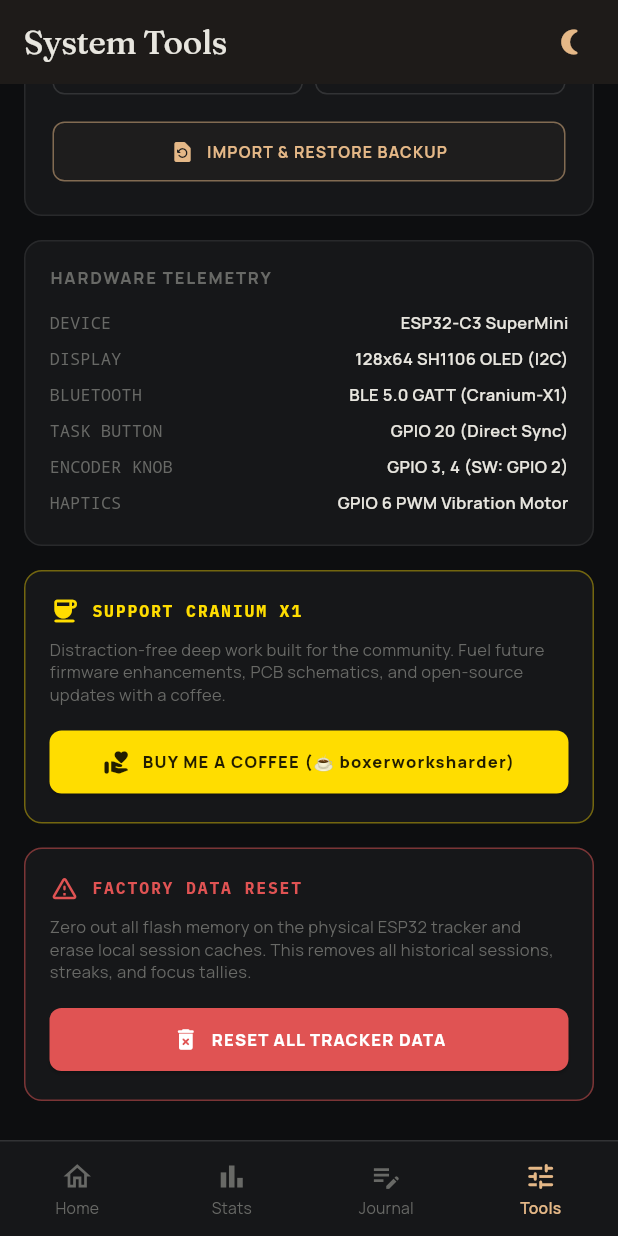
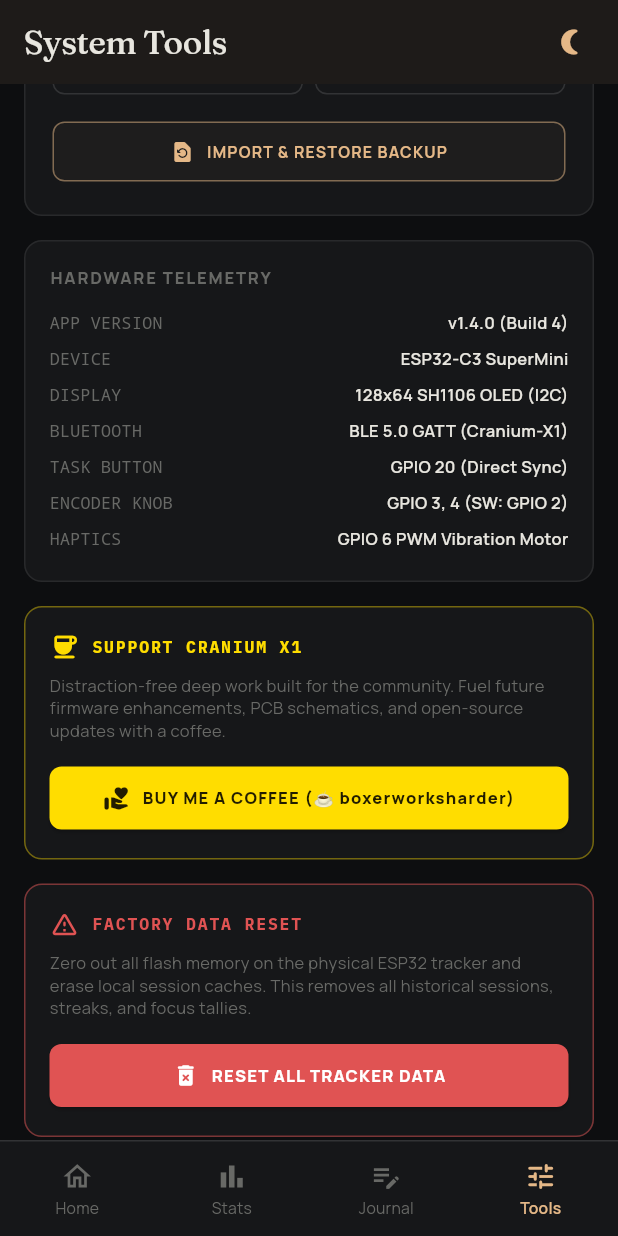
Before and after one commit to Boxerworksharder/cranium-x1, a Flutter app: the screen it shows after launch, item 4 of the bottom bar chosen, scrolled down 1152 dp, on a phone screen of 412 x 824 dp. Run offline on Flutter 3.47's test engine with Material 3 defaults, Android fonts, the phone set to English and light mode, and no system bars; our stand-ins replace flutter_blue_plus, google_fonts, share_plus, shared_preferences; network calls fail; project files that could hold a hidden picture were left out.

Commit message:
chore(release): bump mobile version to v1.4.0 (Build 4) and update release links

```diff
--- a/mobile/lib/ui/screens/settings_screen.dart
+++ b/mobile/lib/ui/screens/settings_screen.dart
@@ -746,6 +746,7 @@ class _SettingsScreenState extends State<SettingsScreen> {
                       ),
                     ),
                     const SizedBox(height: 10),
+                    _buildTelemetryRow('APP VERSION', 'v1.4.0 (Build 4)'),
                     _buildTelemetryRow('DEVICE', 'ESP32-C3 SuperMini'),
                     _buildTelemetryRow('DISPLAY', '128x64 SH1106 OLED (I2C)'),
                     _buildTelemetryRow('BLUETOOTH', 'BLE 5.0 GATT (Cranium-X1)'),
--- a/mobile/pubspec.yaml
+++ b/mobile/pubspec.yaml
@@ -16,7 +16,7 @@ publish_to: 'none' # Remove this line if you wish to publish to pub.dev
 # https://developer.apple.com/library/archive/documentation/General/Reference/InfoPlistKeyReference/Articles/CoreFoundationKeys.html
 # In Windows, build-name is used as the major, minor, and patch parts
 # of the product and file versions while build-number is used as the build suffix.
-version: 1.0.0+1
+version: 1.4.0+4
 
 environment:
   sdk: ^3.5.4
```
Also changed, not shown: 1 other file.
